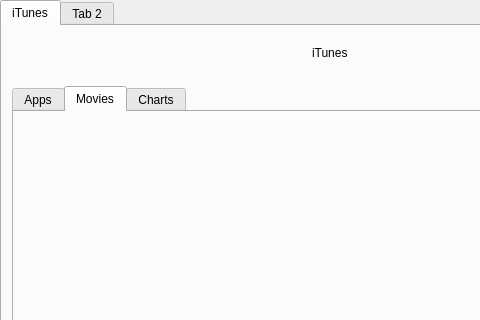
The window that MoboScrap.ui (stoic1979/MoboScrap) describes before a commit, drawn with Qt 5; both pictures show x 0 to 480 and y 0 to 320 of the 887 by 615 pixel window.
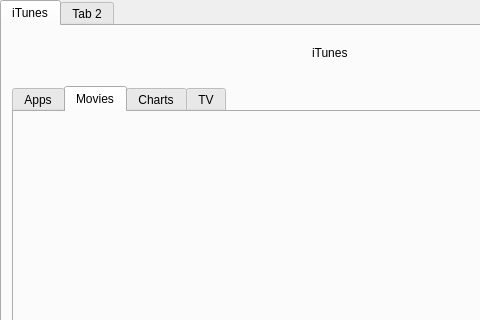
The same window after the commit.

Commit message: added tv tab

The edit to the form file:
```diff
--- a/MoboScrap.ui
+++ b/MoboScrap.ui
@@ -54,6 +54,11 @@
         <string>Charts</string>
        </attribute>
       </widget>
+      <widget class="QWidget" name="tab_4">
+       <attribute name="title">
+        <string>TV</string>
+       </attribute>
+      </widget>
      </widget>
      <widget class="QLabel" name="label">
       <property name="geometry">
```
